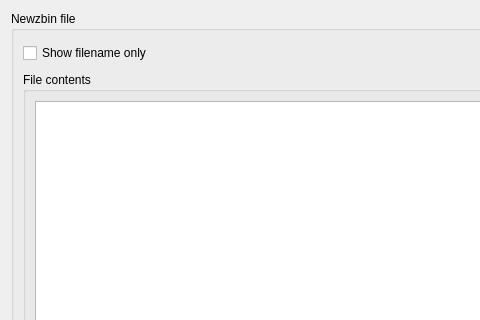
ensisoft/newsflash-plus, file gui/nzbfile.ui: the form before one commit; both pictures show x 0 to 480 and y 0 to 320 of the 734 by 624 pixel window.
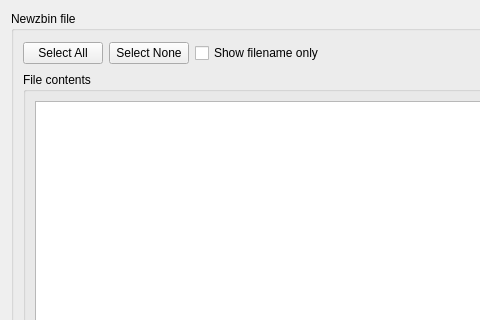
The form after the commit. Icons and pictures are not drawn.

Commit message:
Add buttons to select all/none of NZB items in NZB file view
Add buttons to select all/none of NZB items in NZB file view.

What changed in the file:
```diff
--- a/gui/nzbfile.ui
+++ b/gui/nzbfile.ui
@@ -26,6 +26,20 @@
      <layout class="QVBoxLayout" name="verticalLayout">
       <item>
        <layout class="QHBoxLayout" name="horizontalLayout_2">
+        <item>
+         <widget class="QPushButton" name="btnSelectAll">
+          <property name="text">
+           <string>Select All</string>
+          </property>
+         </widget>
+        </item>
+        <item>
+         <widget class="QPushButton" name="btnSelectNone">
+          <property name="text">
+           <string>Select None</string>
+          </property>
+         </widget>
+        </item>
         <item>
          <widget class="QCheckBox" name="chkFilenamesOnly">
           <property name="text">
```
Left out of the diff: 6 changed lines with no effect on the pictures. The commit also changes 4 other files.
